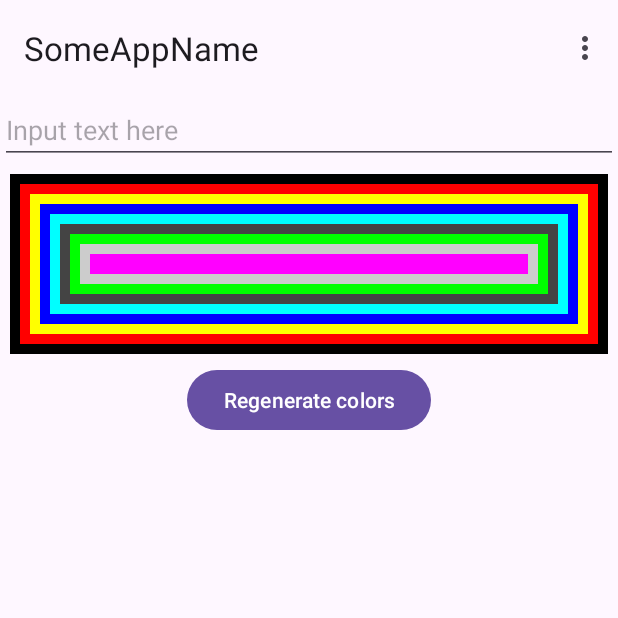
After one commit to azartx/PdpSandbox, an Android app: the fragment AlgoFragment placed in its activity, on a phone screen of 412 x 824 dp, the top half of it. The commit adds this screen. Run offline under Robolectric (Android 15) with nearby library versions, the phone set to English and light mode, and no system bars.

Commit message:
Алгоритмы: рекурсия

```diff
--- a/app/src/main/java/com/skaskasian/pdpsandbox/MainActivity.kt
+++ b/app/src/main/java/com/skaskasian/pdpsandbox/MainActivity.kt
@@ -5,6 +5,7 @@ import androidx.appcompat.app.AppCompatActivity
 import android.view.Menu
 import android.view.MenuItem
 import androidx.fragment.app.Fragment
+import com.skaskasian.pdpsandbox.presentation.screens.algo.AlgoFragment
 import com.skaskasian.pdpsandbox.presentation.screens.helloworld.HelloWorldFragment
 import com.skaskasian.pdpsandbox.presentation.screens.animations.AnimationsFragment
 import com.skaskasian.pdpsandbox.presentation.screens.contentlist.ContentListFragment
@@ -45,6 +46,7 @@ class MainActivity : AppCompatActivity() {
             R.id.action_motion_layout2 -> navigate<MotionLayoutFragmentsChangingFragment>()
             R.id.action_lottie_anim -> navigate<LottieAnimFragment>()
             R.id.action_patterns -> navigate<PatternsFragment>()
+            R.id.action_algos -> navigate<AlgoFragment>()
             else -> super.onOptionsItemSelected(item)
         }
     }
--- /dev/null
+++ b/app/src/main/java/com/skaskasian/pdpsandbox/presentation/screens/algo/AlgoFragment.kt
@@ -0,0 +1,94 @@
+package com.skaskasian.pdpsandbox.presentation.screens.algo
+
+import android.content.Context
+import android.os.Bundle
+import androidx.fragment.app.Fragment
+import android.view.LayoutInflater
+import android.view.View
+import android.view.ViewGroup
+import android.view.ViewGroup.LayoutParams.MATCH_PARENT
+import android.view.ViewGroup.LayoutParams.WRAP_CONTENT
+import android.widget.FrameLayout
+import androidx.core.view.children
+import androidx.core.view.setMargins
+import androidx.core.widget.doOnTextChanged
+import androidx.lifecycle.ViewModelProvider
+import com.skaskasian.pdpsandbox.databinding.FragmentAlgoBinding
+import com.skaskasian.pdpsandbox.presentation.screens.algo.utils.colors
+import com.skaskasian.pdpsandbox.presentation.screens.contentlist.paging.ContentAdapter
+
+class AlgoFragment : Fragment() {
+
+    private var _binding: FragmentAlgoBinding? = null
+    private val binding get() = _binding!!
+
+    private val viewModel: AlgoViewModel by lazy {
+        ViewModelProvider(this, AlgoViewModelFactory())[AlgoViewModel::class.java]
+    }
+
+    private val contentAdapter: ContentAdapter by lazy { ContentAdapter() }
+
+    override fun onCreateView(
+        inflater: LayoutInflater, container: ViewGroup?,
+        savedInstanceState: Bundle?
+    ): View {
+        _binding = FragmentAlgoBinding.inflate(inflater, container, false)
+        return binding.root
+    }
+
+    override fun onViewCreated(view: View, savedInstanceState: Bundle?) {
+        super.onViewCreated(view, savedInstanceState)
+        generateViews()
+
+        binding.serachviewContent.doOnTextChanged { text, start, before, count ->
+            viewModel.onNewSearchTextInputted(text)
+        }
+        binding.buttonRegenerateColors.setOnClickListener {
+            updateColors(binding.frameContainer)
+        }
+    }
+
+    // Получаем последнего по вложенности чайлда через рекурсию, добавляем ему нового чайлда
+    private fun generateViews() {
+        colors.forEach { color ->
+            val viewGroup = (getLastChild(binding.frameContainer, binding.frameContainer.children)
+                ?: binding.frameContainer)
+
+            viewGroup.addView(createColoredFrameLayout(viewGroup.context, color))
+        }
+    }
+
+    // если в последнем вложенном вью есть еще чайлды - делаем рекурсивный вызов
+    // иначе возвращаем либо последнего чайлда, либо налл
+    private fun getLastChild(last: ViewGroup?, children: Sequence<View>): ViewGroup? {
+        val iterator = children.iterator()
+        return if (!iterator.hasNext()) {
+            last
+        } else {
+            val child = iterator.next() as ViewGroup
+            return getLastChild(child, child.children)
+        }
+    }
+
+    private fun createColoredFrameLayout(context: Context, color: Int): FrameLayout {
+        return FrameLayout(context).apply {
+            layoutParams = FrameLayout.LayoutParams(MATCH_PARENT, WRAP_CONTENT).apply {
+                setMargins(10)
+            }
+            setBackgroundColor(color)
+        }
+    }
+
+    // одновляем фон для всех вложенных чайлдов рекурсивно
+    private fun updateColors(viewGroup: ViewGroup?) {
+        if (viewGroup != null) {
+            viewGroup.setBackgroundColor(colors.random())
+            updateColors(viewGroup.children.firstOrNull() as? ViewGroup)
+        }
+    }
+
+    override fun onDestroyView() {
+        super.onDestroyView()
+        _binding = null
+    }
+}
--- /dev/null
+++ b/app/src/main/java/com/skaskasian/pdpsandbox/presentation/screens/algo/AlgoViewModel.kt
@@ -0,0 +1,24 @@
+package com.skaskasian.pdpsandbox.presentation.screens.algo
+
+import androidx.lifecycle.ViewModel
+import androidx.lifecycle.ViewModelProvider
+import kotlinx.coroutines.flow.MutableStateFlow
+
+class AlgoViewModel : ViewModel() {
+
+    val content = MutableStateFlow(
+        (0..1000).map { it.toString() }
+    )
+
+    fun onNewSearchTextInputted(text: CharSequence?) {
+
+    }
+}
+
+@Suppress("UNCHECKED_CAST")
+class AlgoViewModelFactory() : ViewModelProvider.Factory {
+
+    override fun <T : ViewModel> create(modelClass: Class<T>): T {
+        return AlgoViewModel() as T
+    }
+}
--- /dev/null
+++ b/app/src/main/java/com/skaskasian/pdpsandbox/presentation/screens/algo/utils/Colors.kt
@@ -0,0 +1,16 @@
+package com.skaskasian.pdpsandbox.presentation.screens.algo.utils
+
+import android.graphics.Color
+
+val colors = listOf(
+    Color.BLACK,
+    Color.RED,
+    Color.YELLOW,
+    Color.BLUE,
+    Color.CYAN,
+    Color.DKGRAY,
+    Color.GREEN,
+    Color.LTGRAY,
+    Color.MAGENTA,
+    Color.WHITE,
+)
--- /dev/null
+++ b/app/src/main/res/layout/fragment_algo.xml
@@ -0,0 +1,45 @@
+<?xml version="1.0" encoding="utf-8"?>
+<LinearLayout xmlns:android="http://schemas.android.com/apk/res/android"
+    xmlns:app="http://schemas.android.com/apk/res-auto"
+    xmlns:tools="http://schemas.android.com/tools"
+    android:layout_width="match_parent"
+    android:layout_height="match_parent"
+    android:orientation="vertical"
+    tools:context=".presentation.screens.contentlist.ContentListFragment">
+
+    <com.google.android.material.textfield.TextInputEditText
+        android:id="@+id/serachview_content"
+        android:layout_width="match_parent"
+        android:hint="Input text here"
+        style="@style/ThemeOverlay.Material3.AutoCompleteTextView.OutlinedBox"
+        android:layout_height="wrap_content" />
+
+        <FrameLayout
+            android:layout_width="match_parent"
+            android:layout_height="wrap_content"
+            android:id="@+id/frame_container" />
+
+    <Button
+        android:layout_width="wrap_content"
+        android:layout_height="wrap_content"
+        android:text="Regenerate colors"
+        android:layout_gravity="center_horizontal"
+        android:id="@+id/button_regenerate_colors" />
+
+    <androidx.recyclerview.widget.RecyclerView
+        android:id="@+id/recycler_algo"
+        android:layout_width="match_parent"
+        android:layout_height="match_parent"
+        android:layout_marginTop="10dp"
+        app:layoutManager="androidx.recyclerview.widget.LinearLayoutManager" />
+
+    <TextView
+        android:id="@+id/textview_error"
+        android:layout_width="match_parent"
+        android:layout_height="wrap_content"
+        android:layout_marginTop="20dp"
+        android:gravity="center_horizontal"
+        android:visibility="gone"
+        tools:text="Error" />
+
+</LinearLayout>
--- a/app/src/main/res/menu/menu_main.xml
+++ b/app/src/main/res/menu/menu_main.xml
@@ -37,4 +37,9 @@
         android:id="@+id/action_patterns"
         android:title="Design Patterns"
         app:showAsAction="never" />
+
+    <item
+        android:id="@+id/action_algos"
+        android:title="Algorythms examples"
+        app:showAsAction="never" />
 </menu>
```
